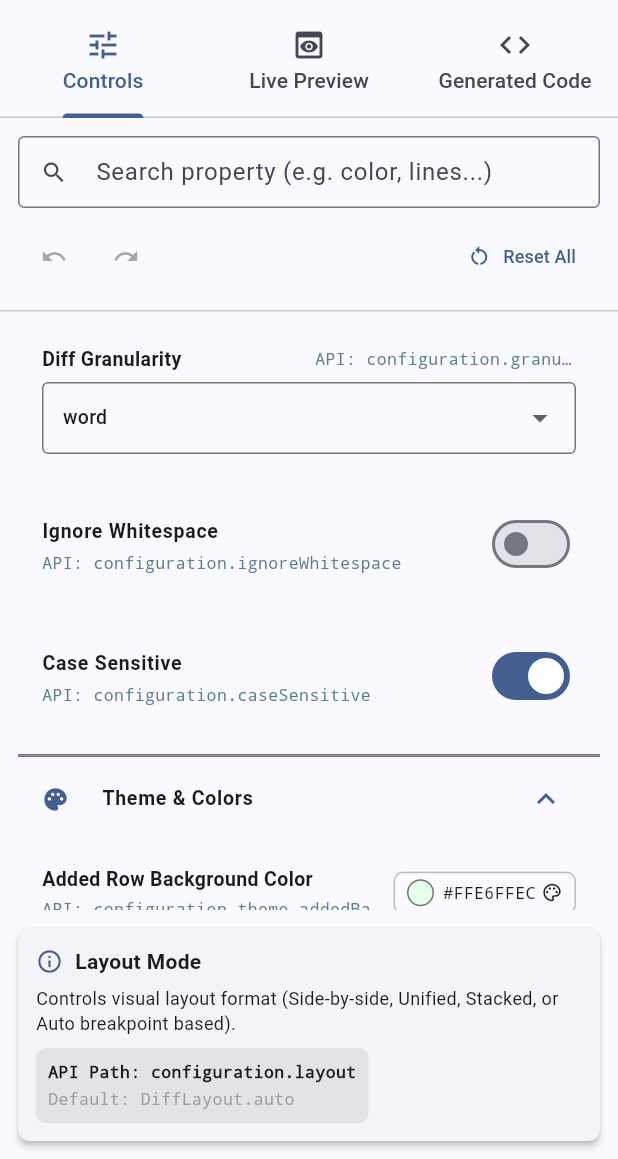
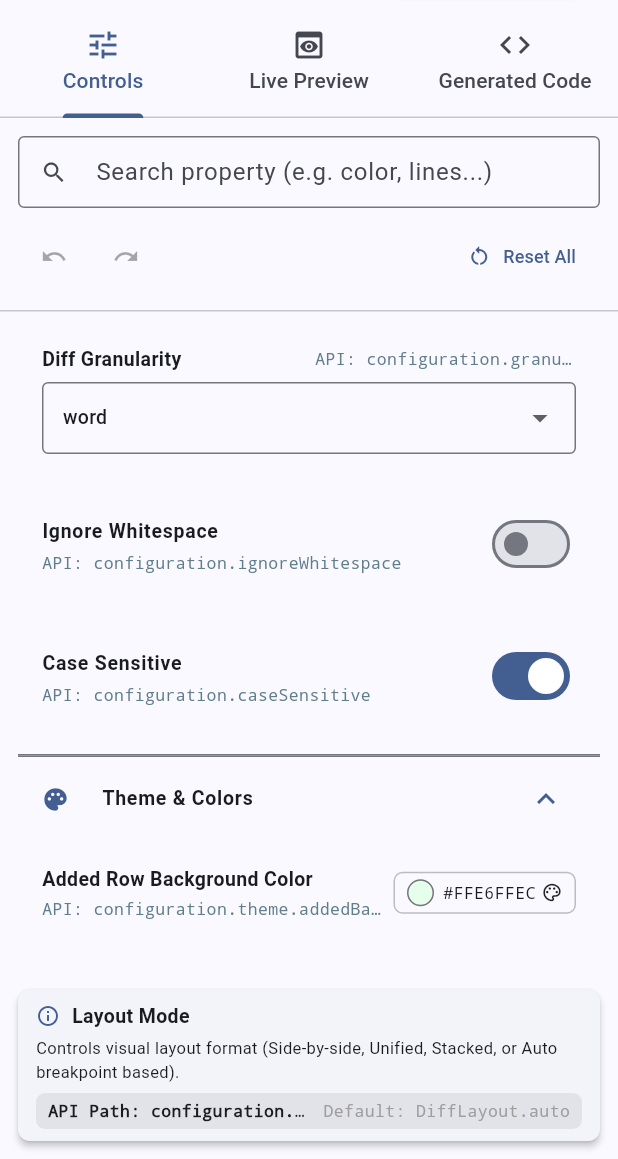
Before and after one commit to pavank0723/flutter_diff_viewer, a Flutter app: the PlaygroundScreen screen opened directly, scrolled down 1728 dp, on a phone screen of 412 x 824 dp, the part 77-1236 px from its top. Run offline on Flutter 3.47's test engine with Material 3 defaults, Android fonts, the phone set to English and light mode, and no system bars.

Commit message:
--UPDATE PropertyInspector widget layout and handle text overflow

```diff
--- a/example/lib/playground/widgets/property_inspector_widget.dart
+++ b/example/lib/playground/widgets/property_inspector_widget.dart
@@ -16,15 +16,17 @@ class PropertyInspectorWidget extends StatelessWidget {
       return Card(
         color: Theme.of(context).colorScheme.surfaceContainerLow,
         child: const Padding(
-          padding: EdgeInsets.all(12.0),
+          padding: EdgeInsets.symmetric(horizontal: 12.0, vertical: 8.0),
           child: Row(
             children: [
-              Icon(Icons.info_outline, size: 20, color: Colors.grey),
+              Icon(Icons.info_outline, size: 18, color: Colors.grey),
               SizedBox(width: 8),
               Expanded(
                 child: Text(
                   'Select or hover over any property to view detailed API inspector documentation.',
                   style: TextStyle(fontSize: 12, color: Colors.grey),
+                  maxLines: 1,
+                  overflow: TextOverflow.ellipsis,
                 ),
               ),
             ],
@@ -39,43 +41,64 @@ class PropertyInspectorWidget extends StatelessWidget {
       elevation: 2,
       shape: RoundedRectangleBorder(borderRadius: BorderRadius.circular(8)),
       child: Padding(
-        padding: const EdgeInsets.all(12.0),
+        padding: const EdgeInsets.symmetric(horizontal: 12.0, vertical: 8.0),
         child: Column(
           crossAxisAlignment: CrossAxisAlignment.start,
+          mainAxisSize: MainAxisSize.min,
           children: [
             Row(
               children: [
                 Icon(def.category.icon,
-                    size: 18, color: Theme.of(context).colorScheme.primary),
+                    size: 16, color: Theme.of(context).colorScheme.primary),
                 const SizedBox(width: 8),
-                Text(def.label,
+                Expanded(
+                  child: Text(
+                    def.label,
                     style: const TextStyle(
-                        fontWeight: FontWeight.bold, fontSize: 14)),
+                        fontWeight: FontWeight.bold, fontSize: 13),
+                    maxLines: 1,
+                    overflow: TextOverflow.ellipsis,
+                  ),
+                ),
               ],
             ),
+            const SizedBox(height: 4),
+            Text(
+              def.description,
+              style: const TextStyle(fontSize: 11),
+              maxLines: 2,
+              overflow: TextOverflow.ellipsis,
+            ),
             const SizedBox(height: 6),
-            Text(def.description, style: const TextStyle(fontSize: 12)),
-            const SizedBox(height: 8),
             Container(
-              padding: const EdgeInsets.all(8),
+              padding: const EdgeInsets.symmetric(horizontal: 8, vertical: 4),
               decoration: BoxDecoration(
                 color: Theme.of(context).colorScheme.surfaceContainerHighest,
                 borderRadius: BorderRadius.circular(6),
               ),
-              child: Column(
-                crossAxisAlignment: CrossAxisAlignment.start,
+              child: Row(
                 children: [
-                  Text('API Path: ${def.apiPath}',
+                  Expanded(
+                    child: Text(
+                      'API Path: ${def.apiPath}',
                       style: const TextStyle(
                           fontFamily: 'monospace',
                           fontSize: 11,
-                          fontWeight: FontWeight.bold)),
-                  const SizedBox(height: 2),
-                  Text('Default: ${def.defaultValue}',
-                      style: const TextStyle(
-                          fontFamily: 'monospace',
-                          fontSize: 11,
-                          color: Colors.grey)),
+                          fontWeight: FontWeight.bold),
+                      maxLines: 1,
+                      overflow: TextOverflow.ellipsis,
+                    ),
+                  ),
+                  const SizedBox(width: 12),
+                  Text(
+                    'Default: ${def.defaultValue}',
+                    style: const TextStyle(
+                        fontFamily: 'monospace',
+                        fontSize: 11,
+                        color: Colors.grey),
+                    maxLines: 1,
+                    overflow: TextOverflow.ellipsis,
+                  ),
                 ],
               ),
             ),
```
